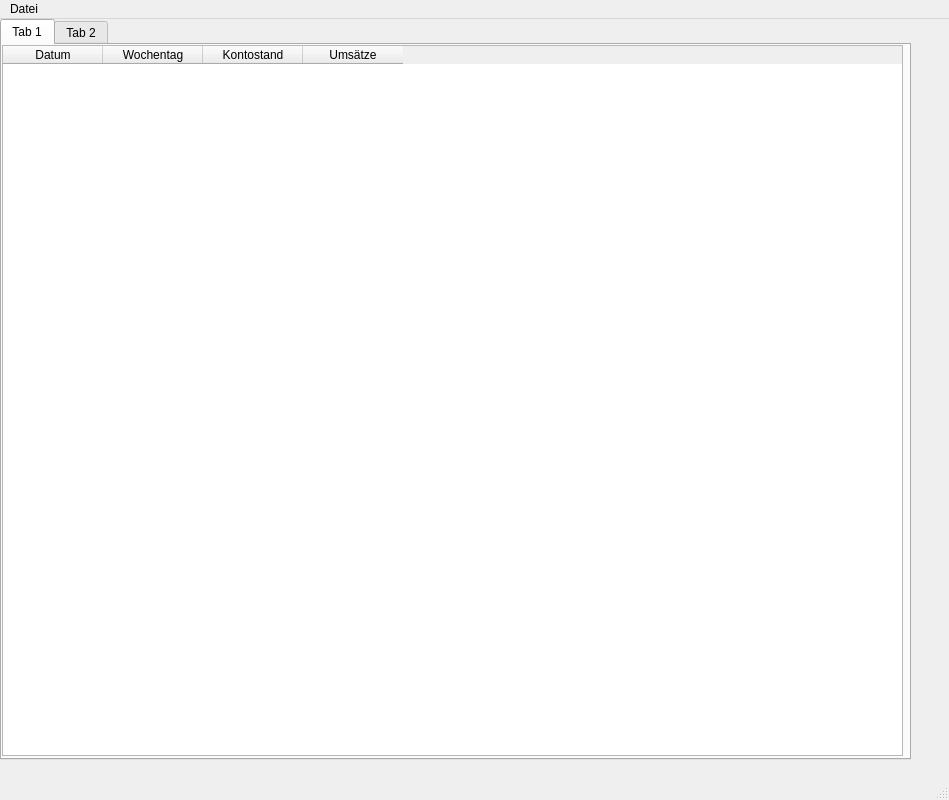
This is View/src/main/resources/design/ui/mainwindow.ui in marcuskraft/DimeDiaryJavaFx as Qt 5 draws it before an edit. The edited form follows.
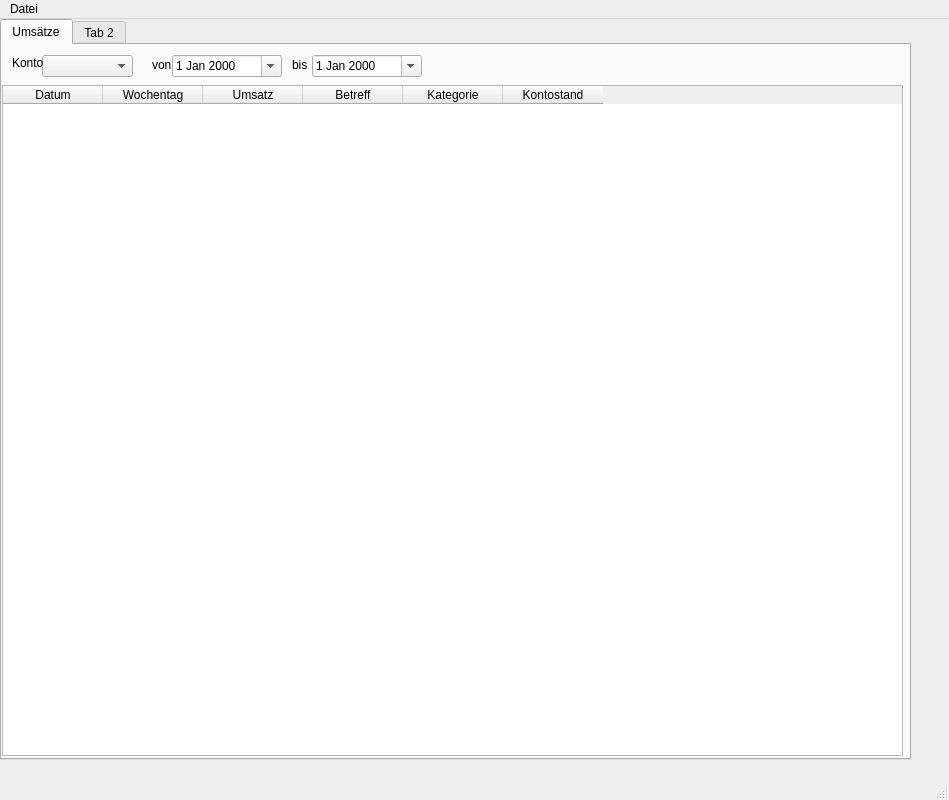
This is the edited form.

What changed in the file:
```diff
--- a/View/src/main/resources/design/ui/mainwindow.ui
+++ b/View/src/main/resources/design/ui/mainwindow.ui
@@ -45,15 +45,15 @@
     </property>
     <widget class="QWidget" name="tab">
      <attribute name="title">
-      <string>Tab 1</string>
+      <string>Umsätze</string>
      </attribute>
      <widget class="QTableWidget" name="tableWidget">
       <property name="geometry">
        <rect>
         <x>0</x>
-        <y>0</y>
+        <y>40</y>
         <width>901</width>
-        <height>711</height>
+        <height>671</height>
        </rect>
       </property>
       <property name="layoutDirection">
@@ -63,7 +63,7 @@
        <number>0</number>
       </property>
       <property name="columnCount">
-       <number>4</number>
+       <number>6</number>
       </property>
       <column>
        <property name="text">
@@ -75,16 +75,101 @@
         <string>Wochentag</string>
        </property>
       </column>
+      <column>
+       <property name="text">
+        <string>Umsatz</string>
+       </property>
+      </column>
+      <column>
+       <property name="text">
+        <string>Betreff</string>
+       </property>
+      </column>
+      <column>
+       <property name="text">
+        <string>Kategorie</string>
+       </property>
+      </column>
       <column>
        <property name="text">
         <string>Kontostand</string>
        </property>
       </column>
-      <column>
-       <property name="text">
-        <string>Umsätze</string>
-       </property>
-      </column>
+     </widget>
+     <widget class="QComboBox" name="cBBankaccount">
+      <property name="geometry">
+       <rect>
+        <x>40</x>
+        <y>10</y>
+        <width>91</width>
+        <height>22</height>
+       </rect>
+      </property>
+     </widget>
+     <widget class="QLabel" name="label">
+      <property name="geometry">
+       <rect>
+        <x>10</x>
+        <y>10</y>
+        <width>31</width>
+        <height>16</height>
+       </rect>
+      </property>
+      <property name="text">
+       <string>Konto</string>
+      </property>
+     </widget>
+     <widget class="QDateEdit" name="dateUntil">
+      <property name="geometry">
+       <rect>
+        <x>310</x>
+        <y>10</y>
+        <width>110</width>
+        <height>22</height>
+       </rect>
+      </property>
+      <property name="calendarPopup">
+       <bool>true</bool>
+      </property>
+     </widget>
+     <widget class="QDateEdit" name="dateFrom">
+      <property name="geometry">
+       <rect>
+        <x>170</x>
+        <y>10</y>
+        <width>110</width>
+        <height>22</height>
+       </rect>
+      </property>
+      <property name="calendarPopup">
+       <bool>true</bool>
+      </property>
+     </widget>
+     <widget class="QLabel" name="label_2">
+      <property name="geometry">
+       <rect>
+        <x>150</x>
+        <y>10</y>
+        <width>21</width>
+        <height>20</height>
+       </rect>
+      </property>
+      <property name="text">
+       <string>von</string>
+      </property>
+     </widget>
+     <widget class="QLabel" name="label_3">
+      <property name="geometry">
+       <rect>
+        <x>290</x>
+        <y>10</y>
+        <width>46</width>
+        <height>20</height>
+       </rect>
+      </property>
+      <property name="text">
+       <string>bis</string>
+      </property>
      </widget>
     </widget>
     <widget class="QWidget" name="tab_2">
```
Left out of the diff: 2 changed lines with no effect on the pictures.
